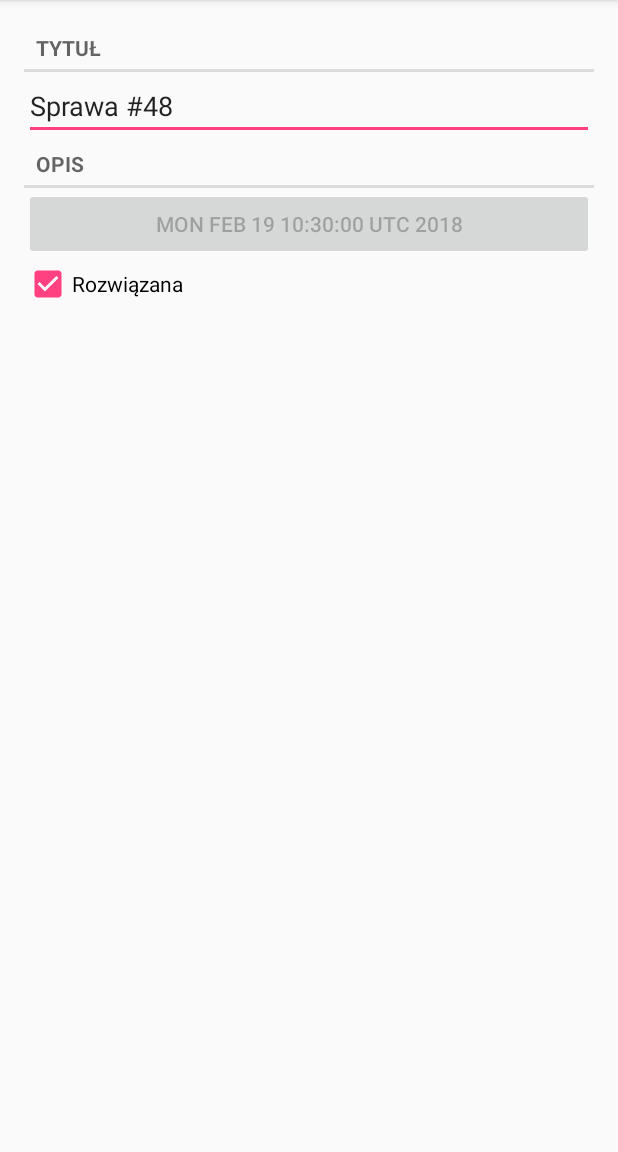
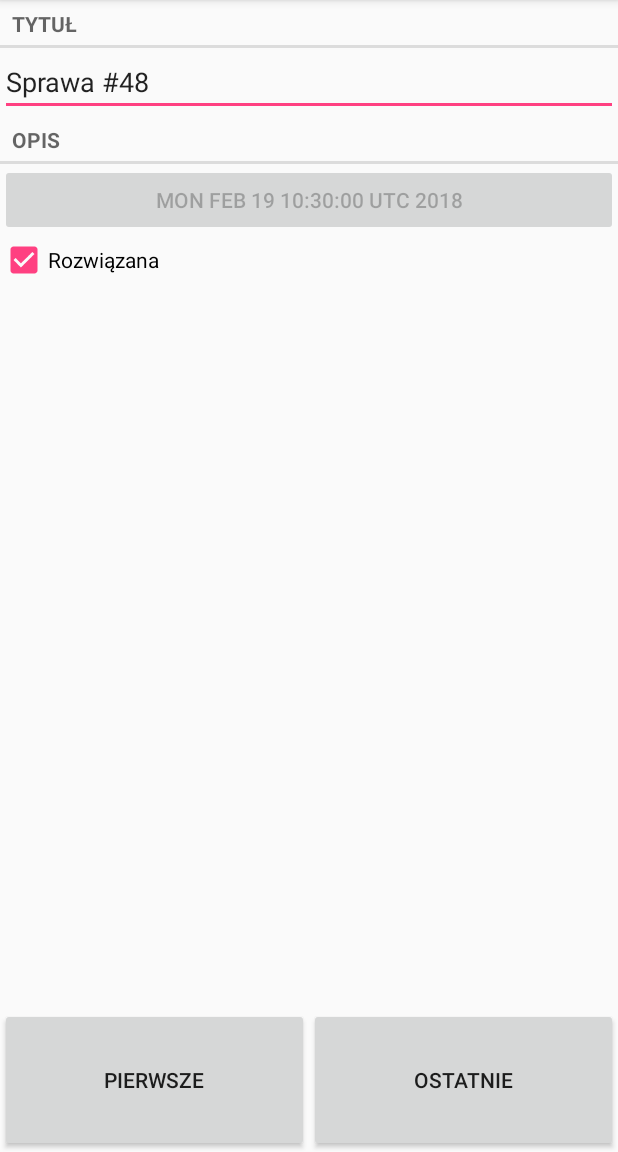
Before and after one commit to MateuszW95/OfficeCriminal, an Android app: the screen it shows after launch (CrimeActivity before the commit, CrimePagerActivity after it), after a tap on an icon or button, on a phone screen of 412 x 824 dp, the part 84-1236 px from its top. Run offline under Robolectric (Android 15) with nearby library versions, the phone set to English and light mode, and no system bars.

Commit message:
Add ViewPager

```diff
--- a/app/src/main/AndroidManifest.xml
+++ b/app/src/main/AndroidManifest.xml
@@ -17,7 +17,7 @@
                 <category android:name="android.intent.category.LAUNCHER" />
             </intent-filter>
         </activity>
-        <activity android:name=".CrimeActivity"></activity>
+        <activity android:name=".CrimePagerActivity"></activity>
     </application>
 
 </manifest>
--- a/app/src/main/java/com/bignerdranch/android/criminalintentkotlin/CrimeListFragment.kt
+++ b/app/src/main/java/com/bignerdranch/android/criminalintentkotlin/CrimeListFragment.kt
@@ -43,7 +43,7 @@ class CrimeListFragment:android.support.v4.app.Fragment() {
 
     private inner class CrimeHolder(inflater: LayoutInflater,var parent: ViewGroup):RecyclerView.ViewHolder(inflater.inflate(R.layout.list_item_crime,parent,false)),View.OnClickListener{
         override fun onClick(v: View?) {
-            var intent:Intent=CrimeActivity.newIntent(parent.context,mCrime.mId)
+            var intent:Intent=CrimePagerActivity.newIntent(parent.context,mCrime.mId)
             mPosition= position
             ContextCompat.startActivity(parent.context,intent,null)
 
--- /dev/null
+++ b/app/src/main/java/com/bignerdranch/android/criminalintentkotlin/CrimePagerActivity.kt
@@ -0,0 +1,80 @@
+package com.bignerdranch.android.criminalintentkotlin
+
+import android.content.Context
+import android.content.Intent
+import android.os.Bundle
+import android.support.v4.app.Fragment
+import android.support.v4.app.FragmentManager
+import android.support.v4.app.FragmentStatePagerAdapter
+import android.support.v4.view.ViewPager
+import android.support.v7.app.AppCompatActivity
+import android.util.Log
+import android.view.View
+import android.view.ViewGroup
+import kotlinx.android.synthetic.main.activity_crime_pager.*
+import java.util.*
+
+/**
+ * Created by mateusz on 16.02.18.
+ */
+class CrimePagerActivity:AppCompatActivity() {
+    private lateinit var mViewPager: ViewPager
+    private lateinit var mCrimes:List<Crime>
+
+    companion object {
+        private val EXTRA_CRIME_ID:String="com.bignerdranch.android.cmininalintent.crime_id"
+
+        fun newIntent(packageContext:Context,crimeId:UUID):Intent{
+            var intent: Intent = Intent(packageContext,CrimePagerActivity::class.java)
+            intent.putExtra(EXTRA_CRIME_ID,crimeId)
+            return intent
+        }
+    }
+
+    override fun onCreate(savedInstanceState: Bundle?) {
+        super.onCreate(savedInstanceState)
+        setContentView(R.layout.activity_crime_pager)
+        var crimeId:UUID=intent.getSerializableExtra(EXTRA_CRIME_ID) as UUID
+        var pos:Int=-2
+        mViewPager=findViewById(R.id.crime_view_pager)
+
+        mCrimes=CrimeLab.get(this).getCrimes()
+        var fragmentManager:FragmentManager=supportFragmentManager
+        bt_first.setOnClickListener(View.OnClickListener {
+            mViewPager.currentItem=0
+            bt_first.isEnabled=false
+        })
+        bt_last.setOnClickListener(View.OnClickListener {
+            mViewPager.currentItem=mCrimes.size-1
+            bt_last.isEnabled=false
+        })
+        mViewPager.adapter=object: FragmentStatePagerAdapter(fragmentManager){
+
+            override fun getItem(position: Int): Fragment {
+                var crime:Crime= mCrimes[position]
+                bt_first.isEnabled = position != 0
+                bt_last.isEnabled = position != (mCrimes.size-1)
+                pos=position
+                return CrimeFragment.newInstance(crime.mId)
+            }
+
+            override fun startUpdate(container: ViewGroup?) {
+                super.startUpdate(container)
+                Log.d("kkka","Update")
+                bt_first.isEnabled = pos != 0
+                bt_last.isEnabled = pos != (mCrimes.size-1)
+            }
+
+            override fun getCount(): Int {
+                return mCrimes.size
+            }
+
+        }
+        for (i in 0..(mCrimes.size-1)){
+            if(mCrimes[i].mId.equals(crimeId)){
+                mViewPager.currentItem=i
+                break
+            }
+        }
+    }
+}
--- /dev/null
+++ b/app/src/main/res/layout/activity_crime_pager.xml
@@ -0,0 +1,34 @@
+<?xml version="1.0" encoding="utf-8"?>
+<LinearLayout
+    xmlns:android="http://schemas.android.com/apk/res/android"
+    android:layout_height="match_parent"
+    android:layout_width="match_parent"
+    android:orientation="vertical">
+
+        <android.support.v4.view.ViewPager
+            android:id="@+id/crime_view_pager"
+            android:layout_height="match_parent"
+            android:layout_width="match_parent"
+            android:layout_weight="1">
+        </android.support.v4.view.ViewPager>
+    <LinearLayout
+        android:layout_width="match_parent"
+        android:layout_height="match_parent"
+        android:layout_weight="7"
+        android:orientation="horizontal">
+        <Button
+            android:layout_width="match_parent"
+            android:layout_height="match_parent"
+            android:text="@string/first_item"
+            android:layout_weight="1"
+            android:id="@+id/bt_first"/>
+        <Button
+            android:layout_width="match_parent"
+            android:layout_height="match_parent"
+            android:text="@string/last_item"
+            android:layout_weight="1"
+            android:id="@+id/bt_last"/>
+
+
+    </LinearLayout>
+</LinearLayout>
--- a/app/src/main/res/values/strings.xml
+++ b/app/src/main/res/values/strings.xml
@@ -4,4 +4,6 @@
     <string name="crime_title_label">Tytuł</string>
     <string name="crime_details_label">Opis</string>
     <string name="crime_solved_label">Rozwiązana</string>
+    <string name="first_item">Pierwsze</string>
+    <string name="last_item">Ostatnie</string>
 </resources>
```
